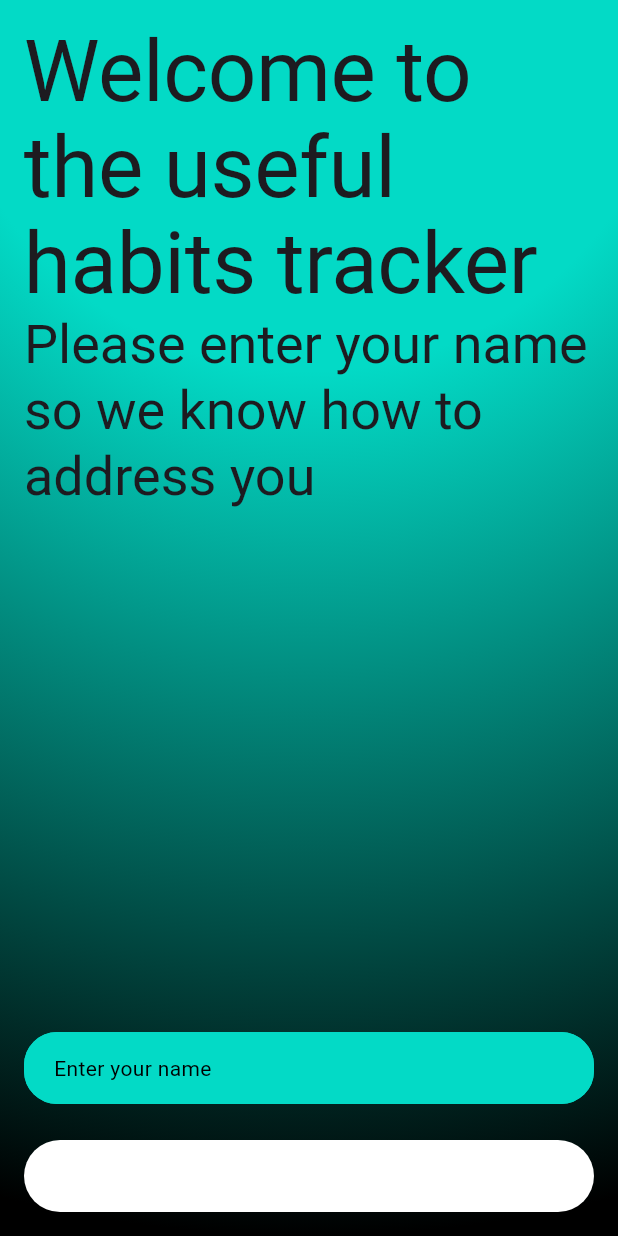
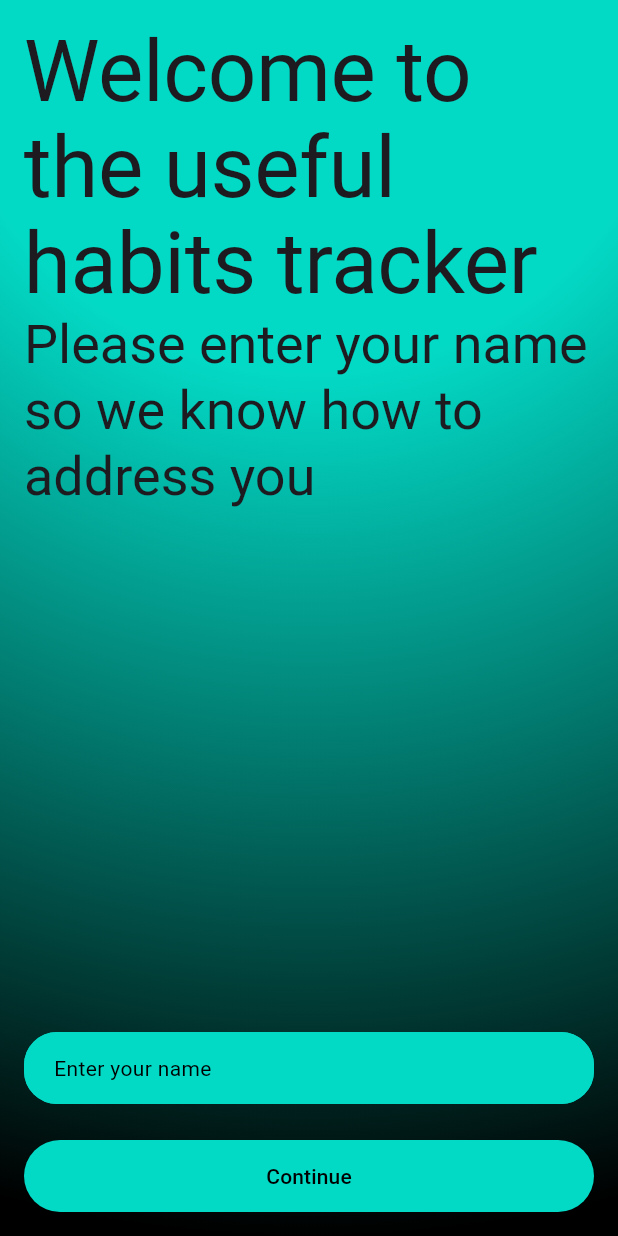
Before and after one commit to KsArt-IT/HabitCurrent-Flutter, a Flutter app: the HelloScreen screen opened by its route, on a phone screen of 412 x 824 dp. Run offline on Flutter 3.47's test engine with Material 3 defaults, Android fonts, the phone set to English and light mode, and no system bars; our stand-ins replace auto_route, get_it; statements that could not run were skipped.

Commit message:
refactor: update disabled button colors for improved accessibility

```diff
--- a/app/lib/ui/widgets/primary_button.dart
+++ b/app/lib/ui/widgets/primary_button.dart
@@ -24,9 +24,9 @@ class PrimaryButton extends StatelessWidget {
         onPressed: disabled ? null : onPressed,
         style: ElevatedButton.styleFrom(
           backgroundColor: theme.colorScheme.surfaceContainerLow,
-          disabledBackgroundColor: theme.colorScheme.surfaceContainerLowest,
+          disabledBackgroundColor: theme.colorScheme.tertiaryFixed,
           foregroundColor: theme.colorScheme.onSecondary,
-          disabledForegroundColor: theme.colorScheme.onInverseSurface,
+          disabledForegroundColor: theme.colorScheme.onTertiaryFixed,
           textStyle: theme.textTheme.labelLarge,
           elevation: 0,
           shape: RoundedRectangleBorder(
```
